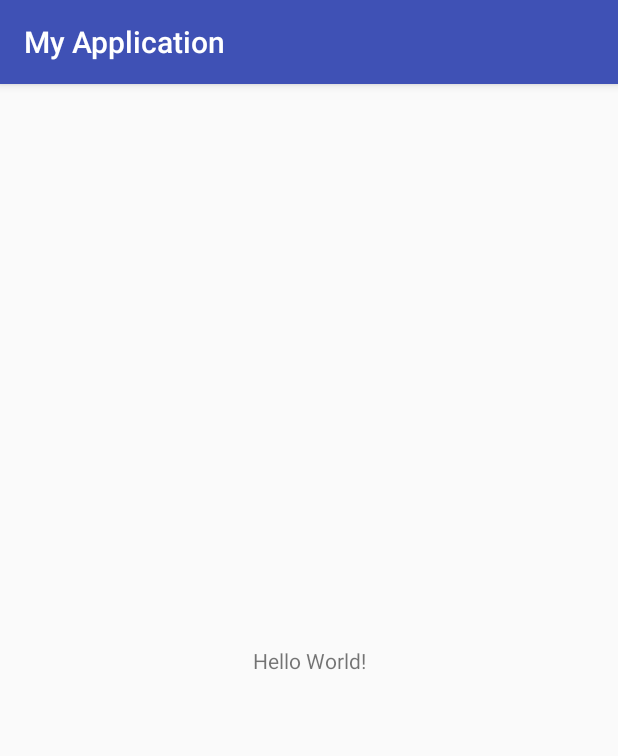
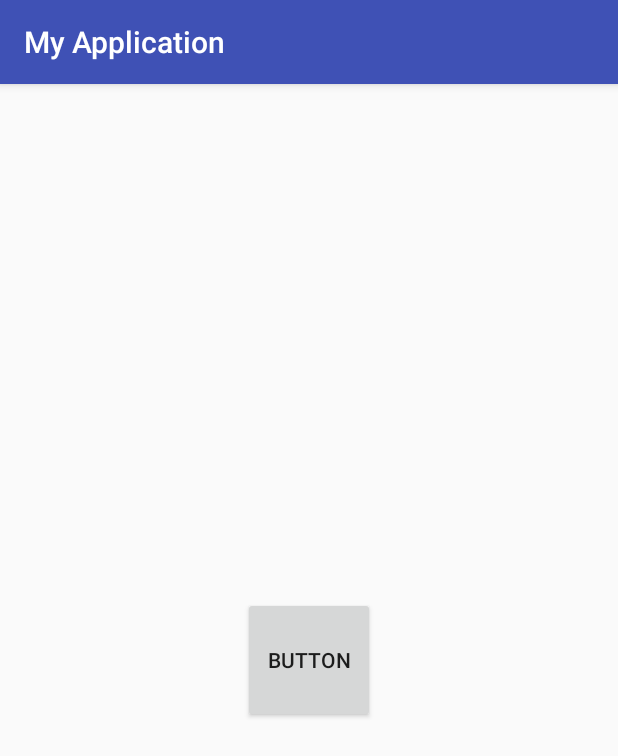
Before and after one commit to drsutherin/ceg-4410group3, an Android app: the screen it shows after launch (MainActivity), on a phone screen of 412 x 824 dp. Shown: the top 756 px of the screen. Run offline under Robolectric (Android 15) with nearby library versions, the phone set to English and light mode, and no system bars.

Commit message:
Added button

```diff
--- a/app/src/main/res/layout/activity_main.xml
+++ b/app/src/main/res/layout/activity_main.xml
@@ -6,13 +6,18 @@
     android:layout_height="match_parent"
     tools:context="ceg4410.wright.edu.myapplication.MainActivity">
 
-    <TextView
+    <Button
+        android:id="@+id/button"
         android:layout_width="wrap_content"
-        android:layout_height="wrap_content"
-        android:text="Hello World!"
+        android:layout_height="84dp"
+        android:layout_marginBottom="8dp"
+        android:layout_marginEnd="8dp"
+        android:layout_marginStart="8dp"
+        android:layout_marginTop="8dp"
+        android:text="Button"
         app:layout_constraintBottom_toBottomOf="parent"
-        app:layout_constraintLeft_toLeftOf="parent"
-        app:layout_constraintRight_toRightOf="parent"
+        app:layout_constraintEnd_toEndOf="parent"
+        app:layout_constraintStart_toStartOf="parent"
         app:layout_constraintTop_toTopOf="parent" />
 
 </android.support.constraint.ConstraintLayout>
```
